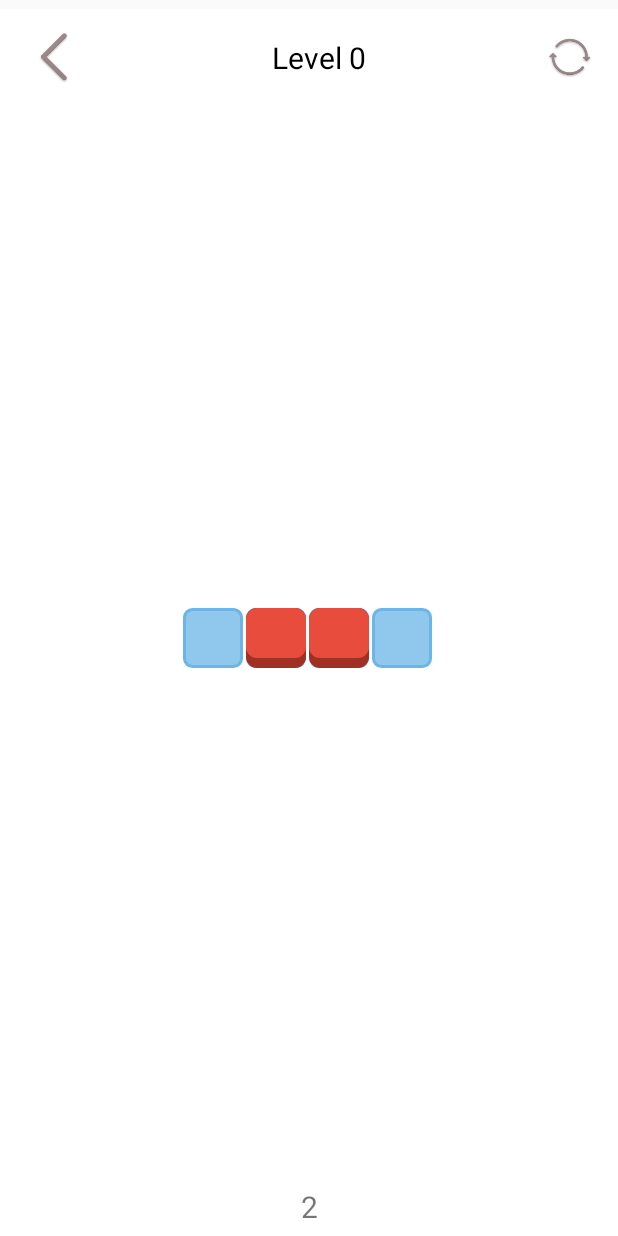
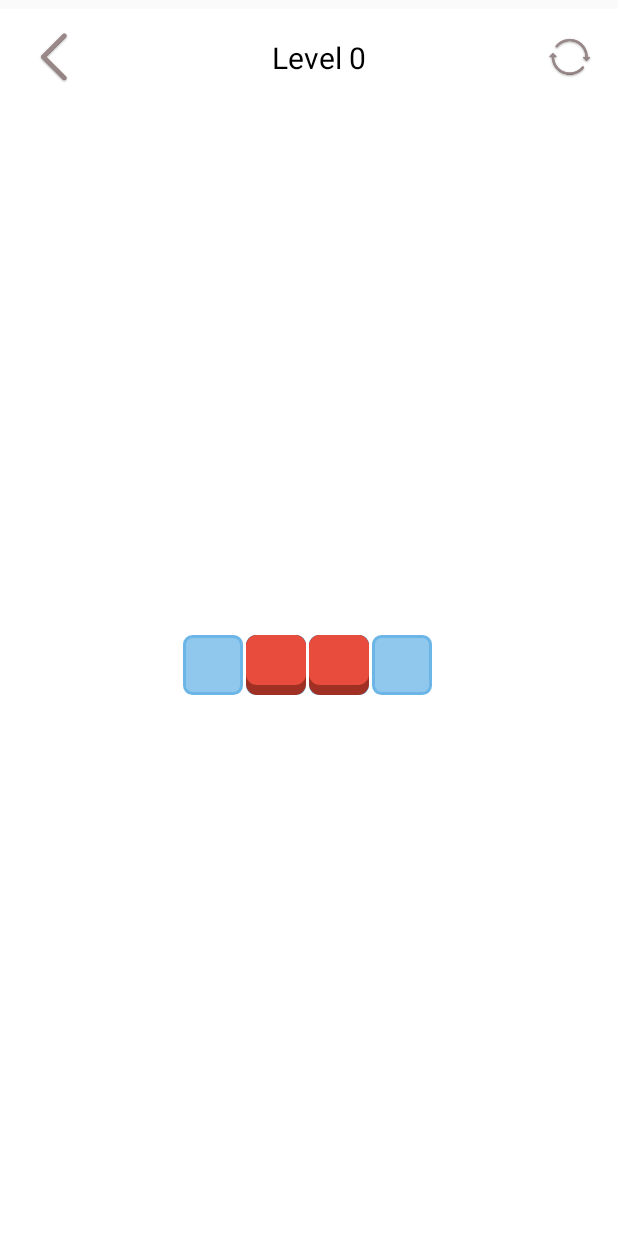
Before and after one commit to angitha-das/Clever-Move, an Android app: the screen it shows after launch (GamePlayActivity), after a tap on an icon or button, on a phone screen of 412 x 824 dp. Run offline under Robolectric (Android 15) with nearby library versions, the light colour scheme and no system bars.

Commit message:
Design Changes

```diff
--- a/app/src/main/java/com/example/angitha/mygame/view/BoardView.java
+++ b/app/src/main/java/com/example/angitha/mygame/view/BoardView.java
@@ -27,7 +27,6 @@ public class BoardView extends TableLayout {
 	private PegLayout[][] squares;
 	private PegView[][] pieces = new PegView[9][9];
 	private Drawable defaultSquare;
-	private Drawable disabledSquare;
 
 	private Context mContext;
 
@@ -53,7 +52,6 @@ public class BoardView extends TableLayout {
 
 	private void init() {
 		defaultSquare = getResources().getDrawable(R.drawable.square);
-		disabledSquare = getResources().getDrawable(R.drawable.disabled_square);
 	}
 
 	public void initialize(GamePlayController gamePlayController, int[][] boardMatrix,
--- a/app/src/main/res/layout/activity_game_play.xml
+++ b/app/src/main/res/layout/activity_game_play.xml
@@ -71,9 +71,10 @@
         android:gravity="center"
         android:text="@string/game_score"
         android:textSize="20dp"
-        android:visibility="visible"
+        android:visibility="gone"
         app:layout_constraintBottom_toBottomOf="parent"
         app:layout_constraintEnd_toEndOf="parent"
-        app:layout_constraintStart_toStartOf="parent" />
+        app:layout_constraintStart_toStartOf="parent"
+        />
 
 </android.support.constraint.ConstraintLayout>
```
Also changed, not shown: app/src/main/java/com/example/angitha/mygame/controller/GamePlayController.java (+8 -2 lines).
